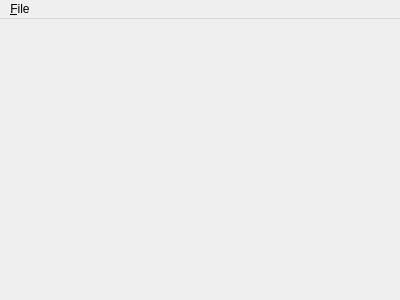
The window that CommandForm.ui (soramimi/Radic) describes before a commit, drawn with Qt 5.
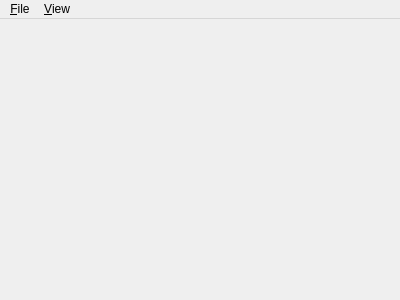
The same window after the commit.

Commit message: Implement full screen toggle with View menu integration and exit full screen support

The edit to the form file:
```diff
--- a/CommandForm.ui
+++ b/CommandForm.ui
@@ -20,7 +20,7 @@
      <x>0</x>
      <y>0</y>
      <width>400</width>
-     <height>21</height>
+     <height>25</height>
     </rect>
    </property>
    <widget class="QMenu" name="menu_File">
@@ -29,7 +29,14 @@
     </property>
     <addaction name="action_disconnect"/>
    </widget>
+   <widget class="QMenu" name="menu_View">
+    <property name="title">
+     <string>&amp;View</string>
+    </property>
+    <addaction name="action_exit_full_screen"/>
+   </widget>
    <addaction name="menu_File"/>
+   <addaction name="menu_View"/>
   </widget>
   <action name="action_disconnect">
    <property name="text">
```
Left out of the diff: 5 changed lines with no effect on the pictures. The commit also changes 5 other files.
